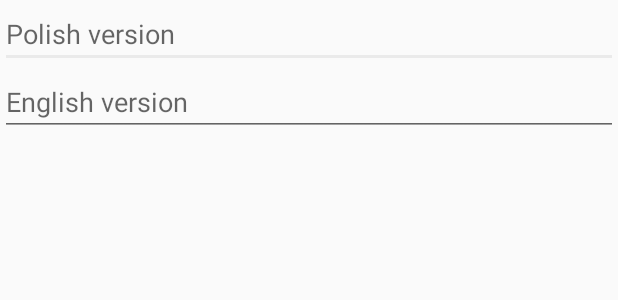
After one commit to Aniquir/VocabularyLearningApp, an Android app: the layout fragment_word_input_form.xml on its own in the app's theme, with its tools: preview values and no code run, on a phone screen of 412 x 824 dp. The commit adds this screen. Shown: the top 300 px of the screen. Run offline under Robolectric (Android 15) with nearby library versions, the phone set to English and light mode, and no system bars.

Commit message:
added input new word fragment and layout

```diff
--- /dev/null
+++ b/app/src/main/res/layout/fragment_word_input_form.xml
@@ -0,0 +1,29 @@
+<RelativeLayout xmlns:android="http://schemas.android.com/apk/res/android"
+    xmlns:tools="http://schemas.android.com/tools"
+    android:layout_width="match_parent"
+    android:layout_height="match_parent">
+
+    <EditText
+        android:id="@+id/editTextWordFirstTranslation"
+        android:layout_width="match_parent"
+        android:layout_height="wrap_content"
+        android:layout_alignParentStart="true"
+        android:layout_alignParentTop="true"
+        android:hint="@string/first_translation"
+        android:singleLine="true"
+        android:textColor="@color/colorAccent">
+
+        <requestFocus />
+    </EditText>
+
+    <EditText
+        android:id="@+id/editTextWordSecondTranslation"
+        android:layout_width="match_parent"
+        android:layout_height="wrap_content"
+        android:layout_below="@+id/editTextWordFirstTranslation"
+        android:layout_alignParentStart="true"
+        android:hint="@string/second_translation"
+        android:singleLine="true"
+        android:textColor="@color/colorAccent" />
+
+</RelativeLayout>
```
Also changed, not shown: app/src/main/java/example/com/vocabularylearningapp/Activities/MainActivity.java (+5 -2 lines), app/src/main/java/example/com/vocabularylearningapp/onClickListeners/OnClickListenerInputNewWordFragment.java (added, +76 -0 lines).
